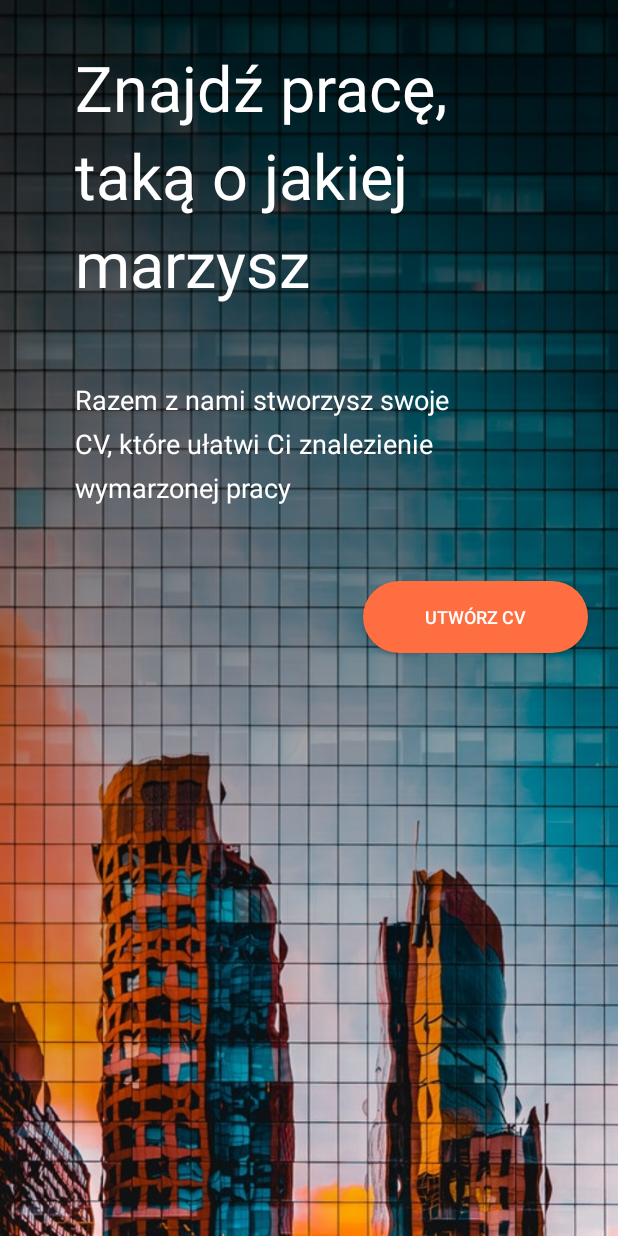
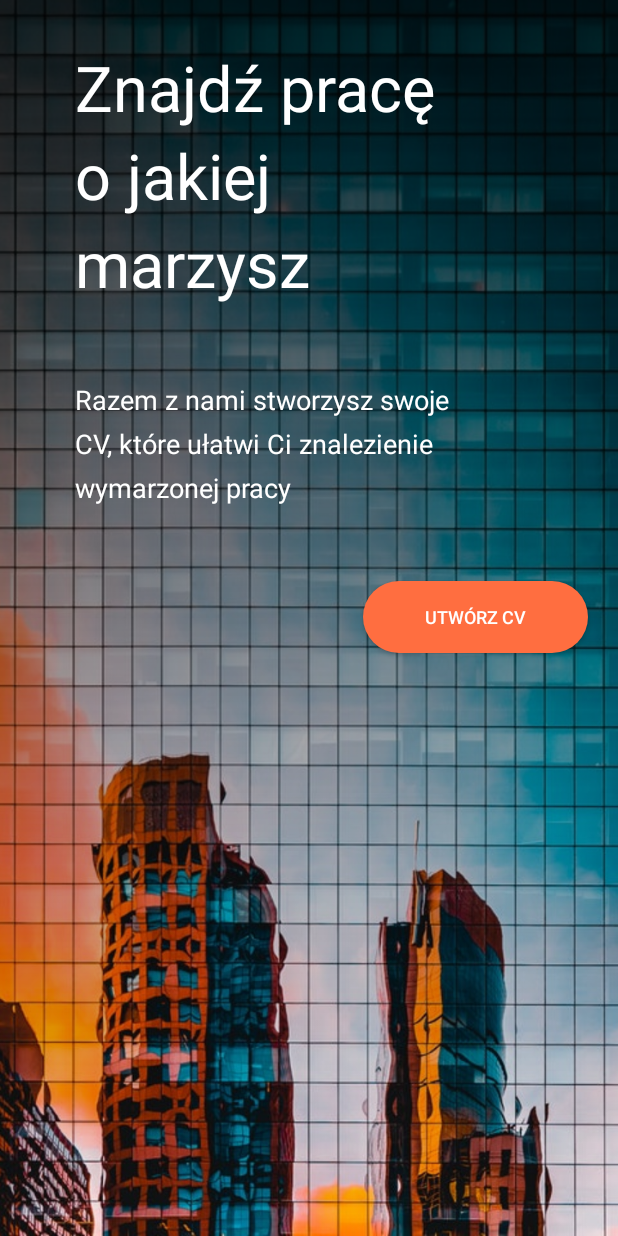
Before and after one commit to ETS-Android1/GeneratorCV, an Android app: the layout start_layout.xml on its own in the app's theme, with its tools: preview values and no code run, on a phone screen of 412 x 824 dp. Run offline under Robolectric (Android 15) with nearby library versions, the phone set to English and light mode, and no system bars.

Commit message:
Update strings

```diff
--- a/src/main/res/layout/activity_main.xml
+++ b/src/main/res/layout/activity_main.xml
@@ -5,7 +5,7 @@
     android:id="@+id/mainLayout"
     android:layout_width="match_parent"
     android:layout_height="match_parent"
-    tools:context=".MainActivity">
+    tools:context=".activities.MainActivity">
 
     <LinearLayout
         android:layout_width="match_parent"
--- a/src/main/res/layout/start_layout.xml
+++ b/src/main/res/layout/start_layout.xml
@@ -5,7 +5,7 @@
     xmlns:tools="http://schemas.android.com/tools"
     android:layout_width="match_parent"
     android:layout_height="match_parent"
-    tools:context=".StartActivity">
+    tools:context=".activities.StartActivity">
 
     <ImageView
         android:id="@+id/bgimage"
@@ -29,7 +29,7 @@
         android:layout_marginStart="50dp"
         android:layout_marginTop="30dp"
         android:layout_height="wrap_content"
-        android:text="Znajdź pracę, taką o jakiej marzysz"
+        android:text="@string/startTitle"
         android:textColor="#ffffff"
         android:textSize="42sp"
         app:layout_constraintStart_toStartOf="parent"
@@ -45,7 +45,7 @@
         android:layout_marginTop="50dp"
         android:textColor="#ffffff"
         android:textSize="18sp"
-        android:text="Razem z nami stworzysz swoje CV, które ułatwi Ci znalezienie wymarzonej pracy"
+        android:text="@string/startDescription"
         app:layout_constraintStart_toStartOf="parent"
         app:layout_constraintTop_toBottomOf="@id/titleTextView"
         android:lineSpacingExtra="8dp"
@@ -58,7 +58,7 @@
         android:layout_marginEnd="20dp"
         android:layout_marginTop="50dp"
         android:background="@drawable/orangebg"
-        android:text="Utwórz CV"
+        android:text="@string/createCV"
         android:textColor="#ffffff"
         android:textSize="12sp"
         app:layout_constraintEnd_toEndOf="parent"
--- a/src/main/res/values/strings.xml
+++ b/src/main/res/values/strings.xml
@@ -28,4 +28,13 @@
     <string name="edit">Edytuj</string>
     <string name="beginDate">Data rozpoczęcia</string>
     <string name="endDate">Data zakończenia</string>
+    <string name="experience">Doświadczenie</string>
+    <string name="courses">Kursy</string>
+    <string name="cvReady">Twoje CV jest gotowe!</string>
+    <string name="close">Zamknij</string>
+    <string name="success">Sukces!</string>
+    <string name="chooseTemplate">Wybór szablonu:</string>
+    <string name="createCV">Utwórz CV</string>
+    <string name="startTitle">Znajdź pracę o jakiej marzysz</string>
+    <string name="startDescription">Razem z nami stworzysz swoje CV, które ułatwi Ci znalezienie wymarzonej pracy</string>
 </resources>
```
